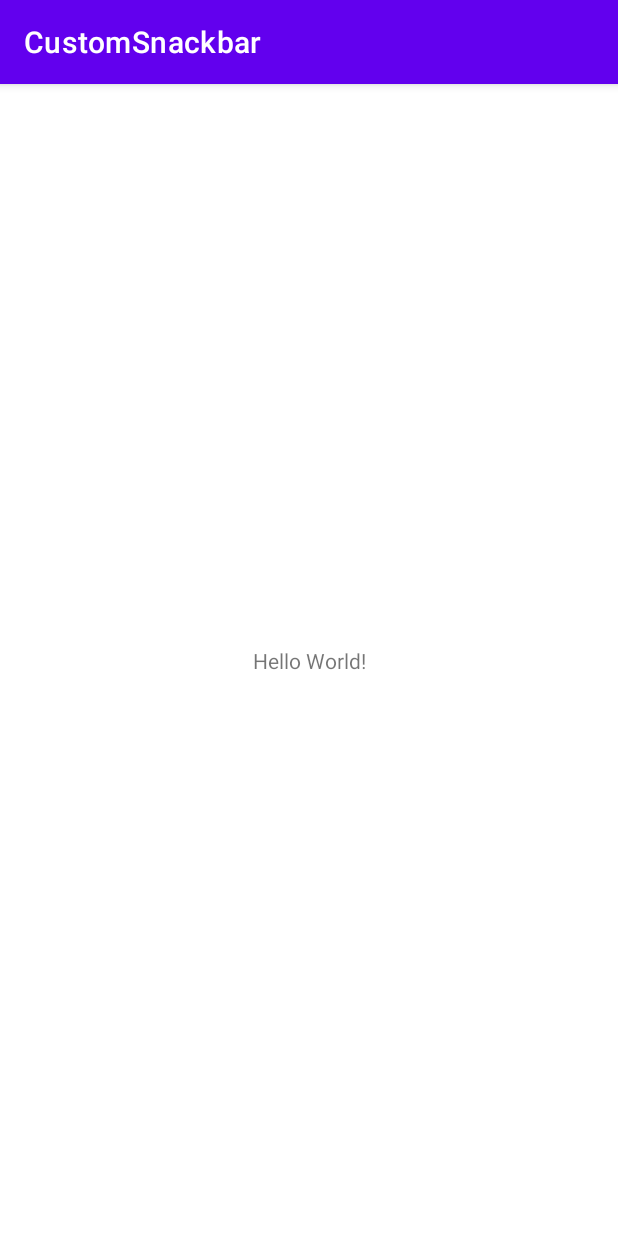
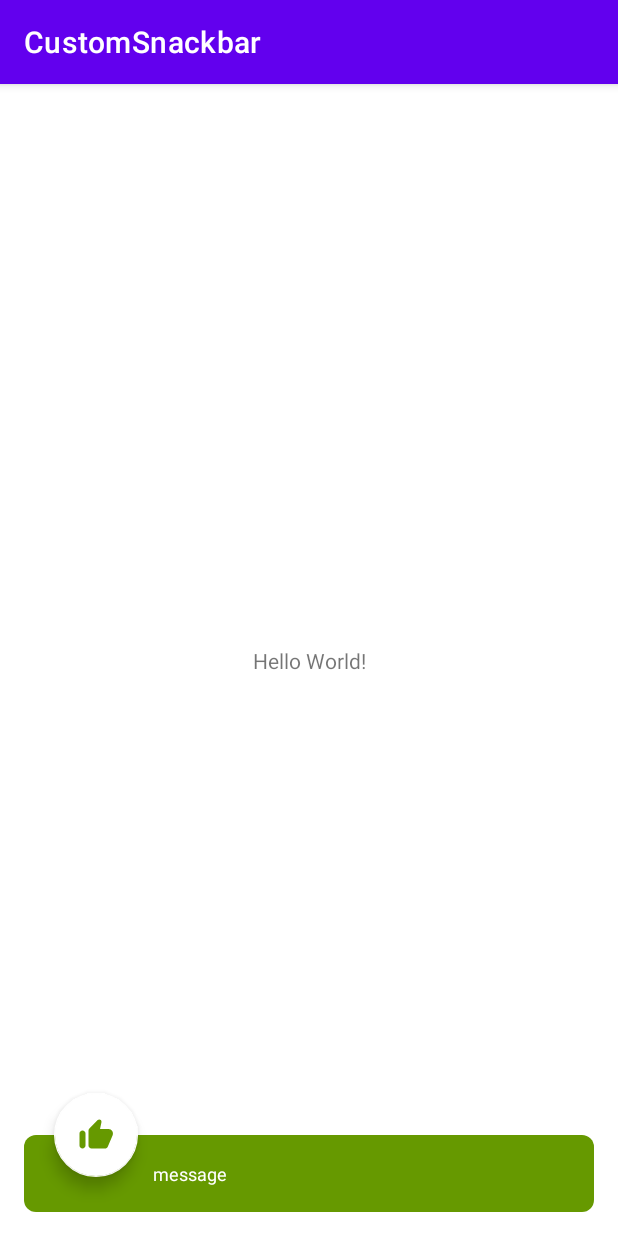
Before and after one commit to dalvik31/CustomSnackbar, an Android app: the first screen one second after launch (MainActivity), on a phone screen of 412 x 824 dp. Run offline under Robolectric (Android 15) with nearby library versions, the phone set to English and light mode, and no system bars.

Commit message:
Use CustomSnackBar in MainActivity.kt

```diff
--- a/app/src/main/java/com/dalvik/customsnackbar/MainActivity.kt
+++ b/app/src/main/java/com/dalvik/customsnackbar/MainActivity.kt
@@ -2,10 +2,12 @@ package com.dalvik.customsnackbar
 
 import androidx.appcompat.app.AppCompatActivity
 import android.os.Bundle
+import com.dalvik.customtoast.CustomSnackbar
 
 class MainActivity : AppCompatActivity() {
     override fun onCreate(savedInstanceState: Bundle?) {
         super.onCreate(savedInstanceState)
         setContentView(R.layout.activity_main)
+        CustomSnackbar.showSuccessToast(findViewById(R.id.container),"message")
     }
 }
```
